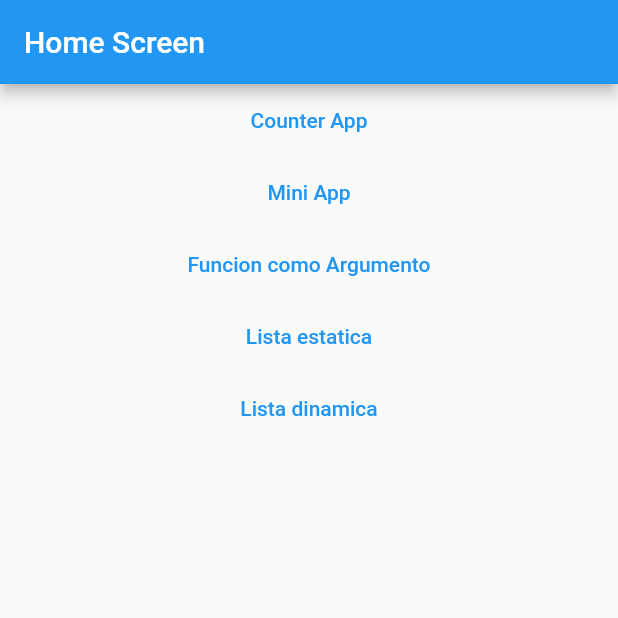
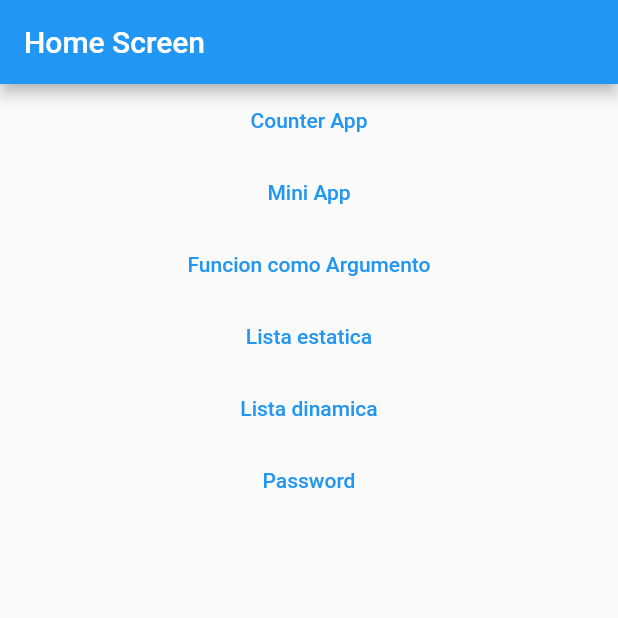
Before and after one commit to MonkeYor13/learn_flutter, a Flutter app: the screen it shows after launch, on a phone screen of 412 x 824 dp, the top half of it. Run offline on Flutter 3.47's test engine with Material 2 defaults, Android fonts, the phone set to English and light mode, and no system bars; missing offline and left inert: password_strength_checker.

Commit message:
page passwrod

```diff
--- a/lib/imports/imports.dart
+++ b/lib/imports/imports.dart
@@ -7,3 +7,4 @@ export 'package:learn_flutter/screens/card_screen.dart';
 export 'package:learn_flutter/screens/contactos_screen.dart';
 export 'package:learn_flutter/screens/lista_estatica.dart';
 export 'package:learn_flutter/screens/lista_dinamica.dart';
+export 'package:learn_flutter/screens/password.dart';
--- a/lib/main.dart
+++ b/lib/main.dart
@@ -1,5 +1,6 @@
 import 'package:flutter/material.dart';
 import 'package:learn_flutter/imports/imports.dart';
+
 
 
 void main() => runApp(const MyApp());
@@ -22,6 +23,7 @@ class MyApp extends StatelessWidget {
         'six': (__) => ContactsScreen(),
         'seven': (__) => ListaEstatica(),
         'eight': (__) => ListaDinamica(),
+        'nine': (__) => Password(),
       },
     );
   }
--- a/lib/screens/home.dart
+++ b/lib/screens/home.dart
@@ -42,6 +42,12 @@ class HomeScreen extends StatelessWidget {
               },
               child: Text('Lista dinamica'),
             ),
+            TextButton(
+              onPressed: () {
+                Navigator.pushNamed(context, 'nine');
+              },
+              child: Text('Password'),
+            ),
           ],
         ),
       ),
--- a/pubspec.yaml
+++ b/pubspec.yaml
@@ -33,13 +33,17 @@ dependencies:
 
 
 
+
   # The following adds the Cupertino Icons font to your application.
   # Use with the CupertinoIcons class for iOS style icons.
   cupertino_icons: ^1.0.2
+  password_strength_checker: ^1.2.2
+
 
 dev_dependencies:
   flutter_test:
     sdk: flutter
+
 
   # The "flutter_lints" package below contains a set of recommended lints to
   # encourage good coding practices. The lint set provided by the package is
```
Also changed, not shown: lib/screens/lista_dinamica.dart (+1 -6 lines), lib/screens/password.dart (added, +36 -0 lines), pubspec.lock.
